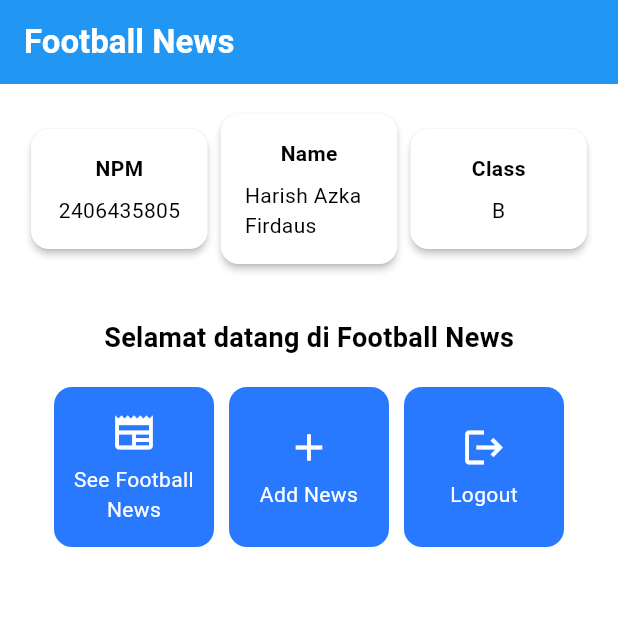
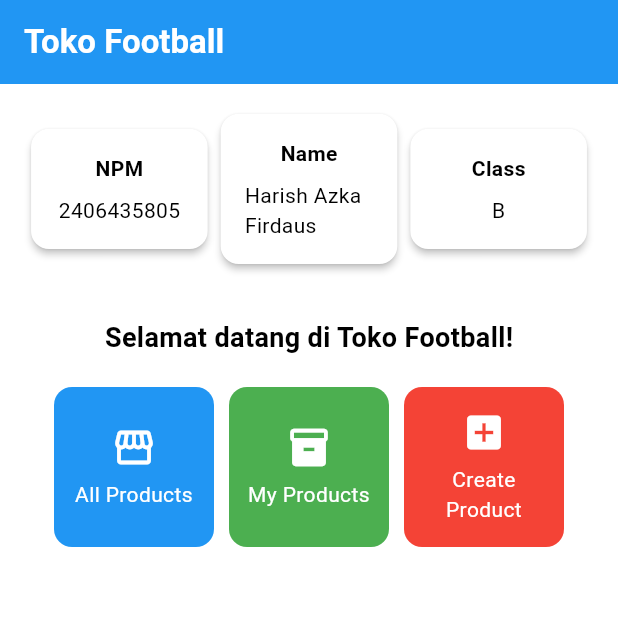
Before and after one commit to azkahaf/toko_football, a Flutter app: the screen it shows after launch, on a phone screen of 412 x 824 dp, the top half of it. Run offline on Flutter 3.47's test engine with Material 3 defaults, Android fonts, the light colour scheme and no system bars.

Commit message:
Push Tugas 7 code

```diff
--- a/lib/menu.dart
+++ b/lib/menu.dart
@@ -8,9 +8,9 @@ class MyHomePage extends StatelessWidget {
     final String kelas = "B";
 
     final List<ItemHomepage> items = [
-      ItemHomepage("See Football News", Icons.newspaper),
-      ItemHomepage("Add News", Icons.add),
-      ItemHomepage("Logout", Icons.logout),
+      ItemHomepage("All Products", Icons.storefront),
+      ItemHomepage("My Products", Icons.inventory_2),
+      ItemHomepage("Create Product", Icons.add_box),
     ];
 
     @override
@@ -19,9 +19,9 @@ class MyHomePage extends StatelessWidget {
     return Scaffold(
       // AppBar adalah bagian atas halaman yang menampilkan judul.
       appBar: AppBar(
-        // Judul aplikasi "Football News" dengan teks putih dan tebal.
+        // Judul aplikasi "Toko Football" dengan teks putih dan tebal.
         title: const Text(
-          'Football News',
+          'Toko Football',
           style: TextStyle(
             color: Colors.white,
             fontWeight: FontWeight.bold,
@@ -60,7 +60,7 @@ class MyHomePage extends StatelessWidget {
                   const Padding(
                     padding: EdgeInsets.only(top: 16.0),
                     child: Text(
-                      'Selamat datang di Football News',
+                      'Selamat datang di Toko Football!',
                       style: TextStyle(
                         fontWeight: FontWeight.bold,
                         fontSize: 18.0,
@@ -142,9 +142,23 @@ class ItemCard extends StatelessWidget {
 
   @override
   Widget build(BuildContext context) {
+    Color backgroundColor;
+    switch (item.name) {
+      case "All Products":
+        backgroundColor = Colors.blue;
+        break;
+      case "My Products":
+        backgroundColor = Colors.green;
+        break;
+      case "Create Product":
+        backgroundColor = Colors.red;
+        break;
+      default:
+        backgroundColor = Theme.of(context).colorScheme.secondary;
+    }
+
     return Material(
-      // Menentukan warna latar belakang dari tema aplikasi.
-      color: Theme.of(context).colorScheme.secondary,
+      color: backgroundColor,
       // Membuat sudut kartu melengkung.
       borderRadius: BorderRadius.circular(12),
 
```
